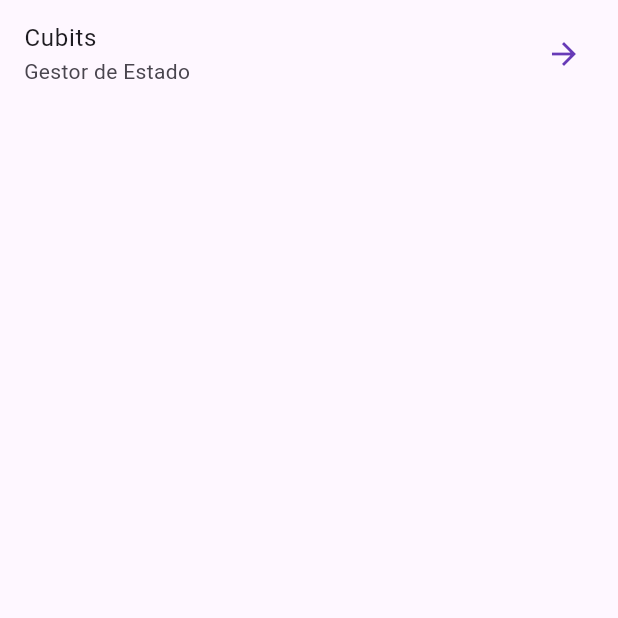
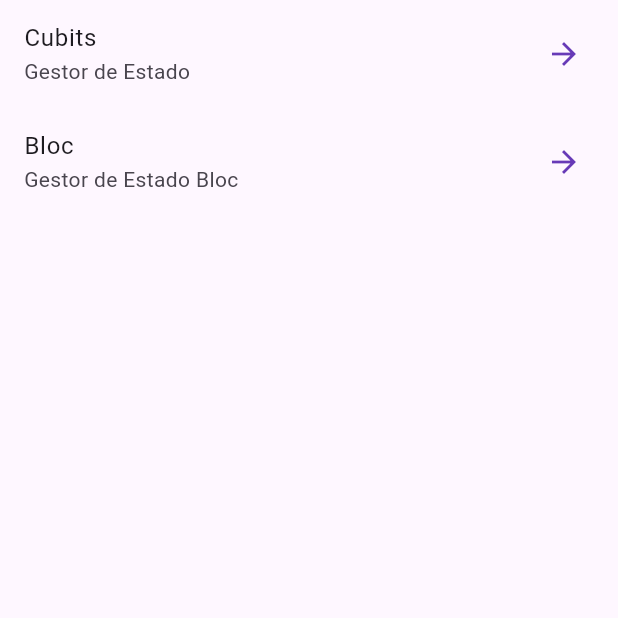
Before and after one commit to Williamparededl1/forms_app, a Flutter app: the screen it shows after launch, on a phone screen of 412 x 824 dp, the top half of it. Run offline on Flutter 3.47's test engine with Material 3 defaults, Android fonts, the phone set to English and light mode, and no system bars; our stand-ins replace equatable, flutter_bloc, go_router.

Commit message:
configuracion del bloc

```diff
--- a/lib/config/router/app_router.dart
+++ b/lib/config/router/app_router.dart
@@ -10,4 +10,8 @@ final appRouter = GoRouter(routes: [
     path: '/cubits',
     builder: (context, state) => const CubitCounterScreen(),
   ),
+  GoRoute(
+    path: '/bloc',
+    builder: (context, state) => const BlocCounterScreen(),
+  ),
 ]);
--- a/lib/presentation/screens/home_screen.dart
+++ b/lib/presentation/screens/home_screen.dart
@@ -14,7 +14,13 @@ class HomeScreen extends StatelessWidget {
             subtitle: const Text('Gestor de Estado'),
             trailing: const Icon(Icons.arrow_forward),
             onTap: () => context.push('/cubits'),
-          )
+          ),
+          ListTile(
+            title: const Text('Bloc'),
+            subtitle: const Text('Gestor de Estado Bloc'),
+            trailing: const Icon(Icons.arrow_forward),
+            onTap: () => context.push('/bloc'),
+          ),
         ],
       ),
     );
```
Also changed, not shown: lib/presentation/blocs/counter_bloc/counter_bloc.dart (added, +17 -0 lines), lib/presentation/blocs/counter_bloc/counter_event.dart (added, +10 -0 lines), lib/presentation/blocs/counter_bloc/counter_state.dart (added, +19 -0 lines).
